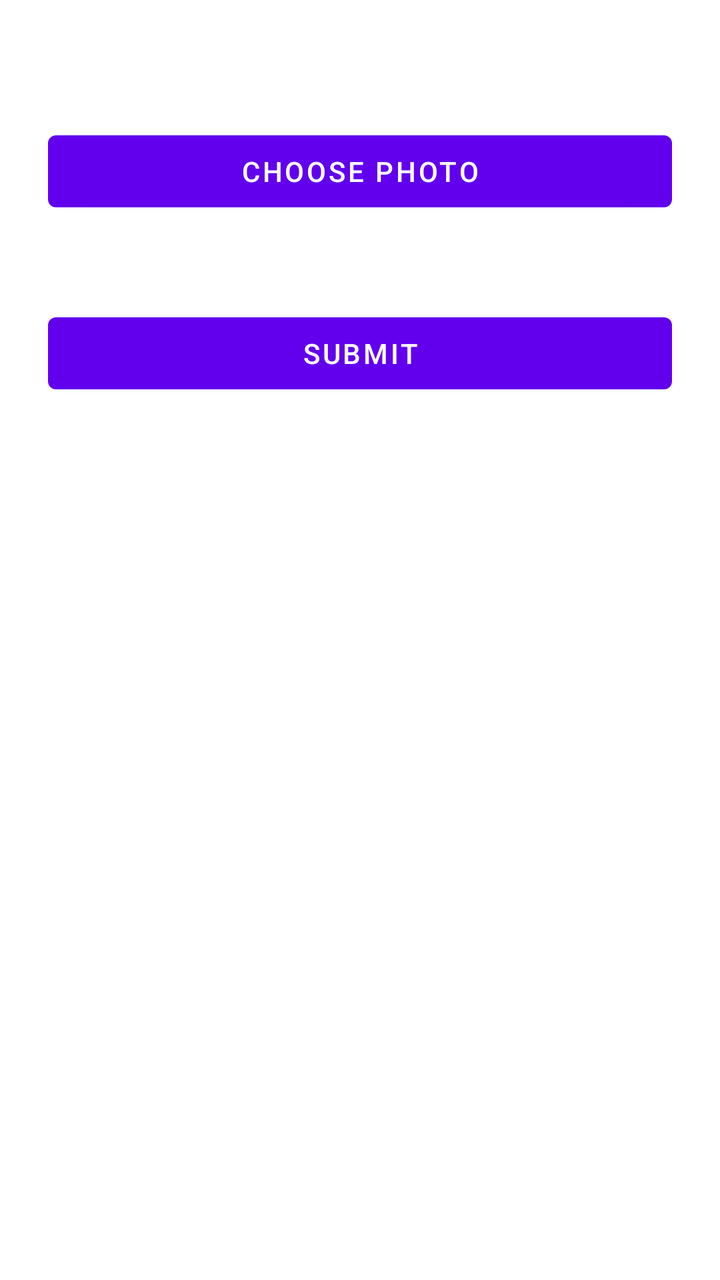
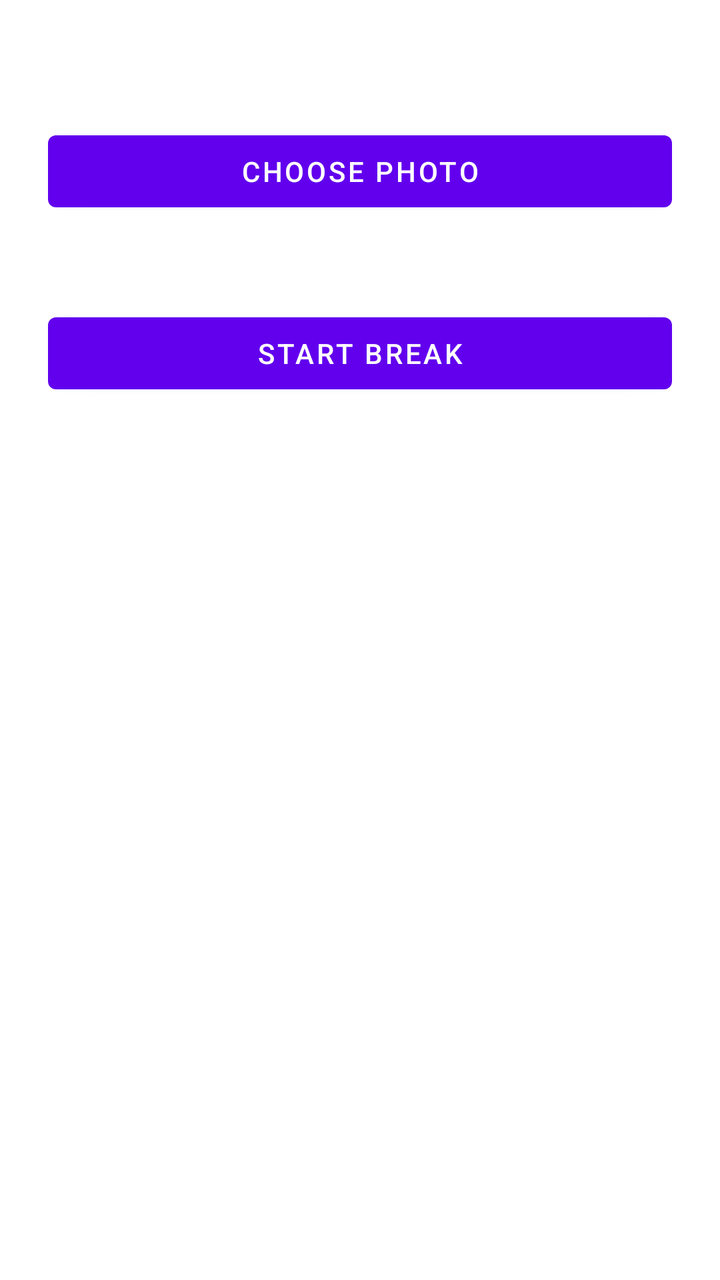

An Android layout rendered at two revisions. The XML below is the earlier revision; the diff shows what the commit changed to produce the second picture.
<!-- AndroidManifest.xml: application theme Theme.LockoutGate -->
<!-- res/layout/activity_break.xml -->
<?xml version="1.0" encoding="utf-8"?>
<ScrollView xmlns:android="http://schemas.android.com/apk/res/android"
    android:layout_width="match_parent"
    android:layout_height="match_parent">

    <LinearLayout
        android:layout_width="match_parent"
        android:layout_height="wrap_content"
        android:orientation="vertical"
        android:padding="24dp">

        <TextView
            android:id="@+id/breakInfoText"
            android:layout_width="match_parent"
            android:layout_height="wrap_content"
            android:textStyle="bold"
            android:textSize="16sp"
            android:paddingBottom="16dp" />

        <Button
            android:id="@+id/pickPhotoButton"
            android:layout_width="match_parent"
            android:layout_height="wrap_content"
            android:text="@string/break_pick_photo" />

        <TextView
            android:id="@+id/pickedPhotoText"
            android:layout_width="match_parent"
            android:layout_height="wrap_content"
            android:paddingTop="8dp" />

        <Button
            android:id="@+id/submitBreakButton"
            android:layout_width="match_parent"
            android:layout_height="wrap_content"
            android:layout_marginTop="16dp"
            android:text="@string/break_submit" />

        <ProgressBar
            android:id="@+id/breakProgressBar"
            android:layout_width="wrap_content"
            android:layout_height="wrap_content"
            android:layout_gravity="center"
            android:layout_marginTop="16dp"
            android:visibility="gone" />

        <TextView
            android:id="@+id/breakResultText"
            android:layout_width="match_parent"
            android:layout_height="wrap_content"
            android:layout_marginTop="16dp"
            android:textSize="15sp" />

    </LinearLayout>
</ScrollView>
<!-- resources referenced by this layout -->
<resources>
  <string name="break_pick_photo">Choose photo</string>
  <string name="break_submit">Submit</string>
  <style name="Theme.LockoutGate" parent="Theme.MaterialComponents.DayNight.NoActionBar" />
</resources>

<!-- the commit's change to res/layout/activity_break.xml (unified diff, before → after) -->
@@ -34,7 +34,7 @@
             android:layout_width="match_parent"
             android:layout_height="wrap_content"
             android:layout_marginTop="16dp"
-            android:text="@string/break_submit" />
+            android:text="@string/break_submit_simple" />
 
         <ProgressBar
             android:id="@+id/breakProgressBar"
<!-- resource entries referenced after the edit -->
@@ -1,7 +1,7 @@
 <!-- resources referenced by this layout -->
 <resources>
   <string name="break_pick_photo">Choose photo</string>
-  <string name="break_submit">Submit</string>
+  <string name="break_submit_simple">Start break</string>
   <style name="Theme.LockoutGate" parent="Theme.MaterialComponents.DayNight.NoActionBar" />
 </resources>
 
